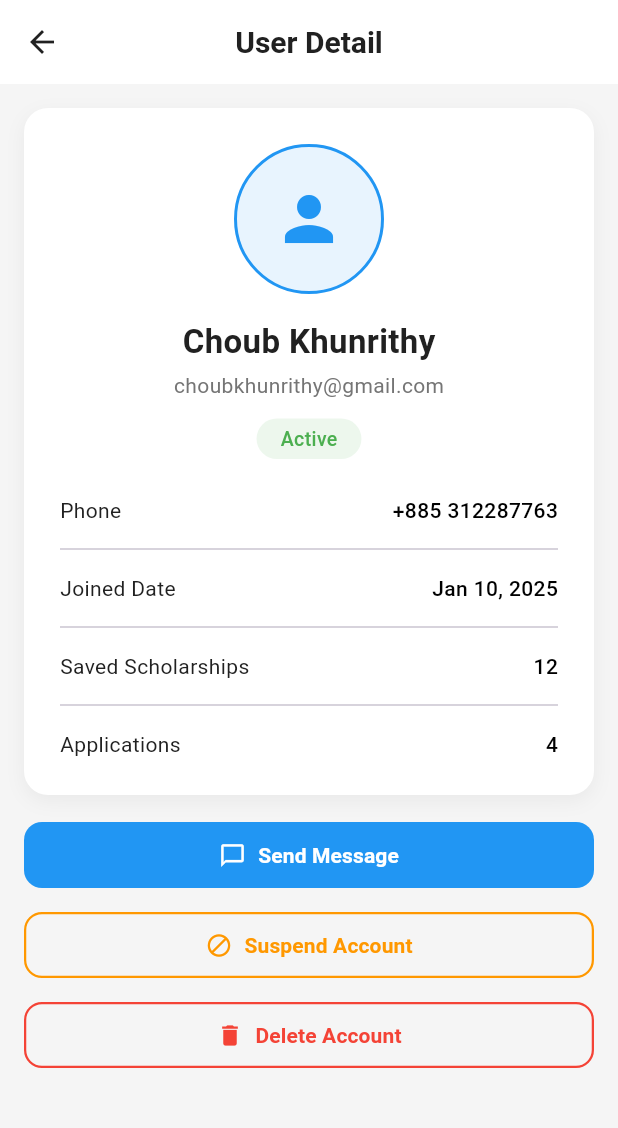
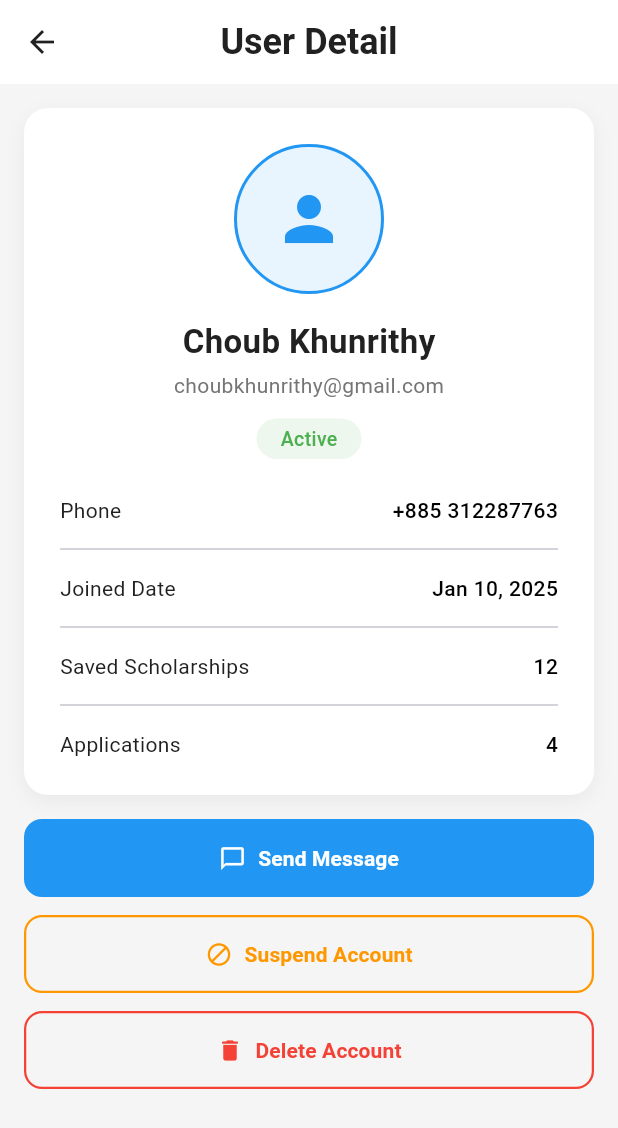
Before and after one commit to ChoubKhunrithy/scholarship_app, a Flutter app: the UserDetailScreen screen opened directly, on a phone screen of 412 x 824 dp. Shown: the top 1128 px of the screen. Run offline on Flutter 3.47's test engine with Material 3 defaults, Android fonts, the phone set to English and light mode, and no system bars; our stand-ins replace dropdown_button2, image_picker.

Commit message:
edited admin

```diff
--- a/lib/main.dart
+++ b/lib/main.dart
@@ -1,6 +1,7 @@
 import 'package:flutter/material.dart';
 import 'package:flutter_localizations/flutter_localizations.dart';
-import 'package:scholarship_app/screens/admin/admin_dashboard_screen.dart';
+import 'package:scholarship_app/screens/admin/statistic_analytics_screen.dart';
+import 'package:scholarship_app/screens/admin/user_details_screen.dart';
 
 void main() {
   runApp(const ScholarshipApp());
@@ -38,6 +39,7 @@ class ScholarshipApp extends StatelessWidget {
             child: child!,
           );
         },
-        home: AdminDashboardScreen());
+        home: UserDetailScreen());
+    // home: AdminDashboardScreen());
   }
 }
--- a/lib/screens/admin/manage_users_screen.dart
+++ b/lib/screens/admin/manage_users_screen.dart
@@ -35,8 +35,8 @@ class _ManageUsersScreenState extends State<ManageUsersScreen> {
           'Manage Users',
           style: TextStyle(
             color: AppColors.textDark,
-            fontSize: 20,
-            fontWeight: FontWeight.bold,
+            fontSize: 24,
+            fontWeight: FontWeight.w600,
           ),
         ),
         actions: [
@@ -300,7 +300,7 @@ class _ManageUsersScreenState extends State<ManageUsersScreen> {
                       name,
                       style: const TextStyle(
                         fontSize: 16,
-                        fontWeight: FontWeight.w600,
+                        fontWeight: FontWeight.w500,
                         color: AppColors.textDark,
                       ),
                     ),
--- a/lib/screens/admin/user_details_screen.dart
+++ b/lib/screens/admin/user_details_screen.dart
@@ -20,8 +20,8 @@ class UserDetailScreen extends StatelessWidget {
           'User Detail',
           style: TextStyle(
             color: AppColors.textDark,
-            fontSize: 20,
-            fontWeight: FontWeight.bold,
+            fontSize: 24,
+            fontWeight: FontWeight.w600,
           ),
         ),
       ),
@@ -135,7 +135,7 @@ class UserDetailScreen extends StatelessWidget {
                   style: ElevatedButton.styleFrom(
                     backgroundColor: AppColors.primary,
                     foregroundColor: AppColors.white,
-                    padding: const EdgeInsets.symmetric(vertical: 12),
+                    padding: const EdgeInsets.symmetric(vertical: 16),
                     shape: RoundedRectangleBorder(
                       borderRadius: BorderRadius.circular(12),
                     ),
@@ -167,7 +167,7 @@ class UserDetailScreen extends StatelessWidget {
                       color: Color(0xFFFF9800),
                       width: 1.5,
                     ),
-                    padding: const EdgeInsets.symmetric(vertical: 12),
+                    padding: const EdgeInsets.symmetric(vertical: 16),
                     shape: RoundedRectangleBorder(
                       borderRadius: BorderRadius.circular(12),
                     ),
@@ -198,7 +198,7 @@ class UserDetailScreen extends StatelessWidget {
                       color: AppColors.red,
                       width: 1.5,
                     ),
-                    padding: const EdgeInsets.symmetric(vertical: 12),
+                    padding: const EdgeInsets.symmetric(vertical: 16),
                     shape: RoundedRectangleBorder(
                       borderRadius: BorderRadius.circular(12),
                     ),
```
Also changed, not shown: lib/screens/admin/admin_dashboard_screen.dart (+5 -5 lines), lib/screens/admin/manage_scholarships_screen.dart (+4 -4 lines), lib/screens/admin/statistic_analytics_screen.dart (+4 -4 lines).
